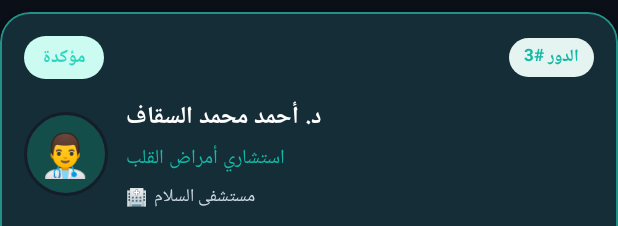
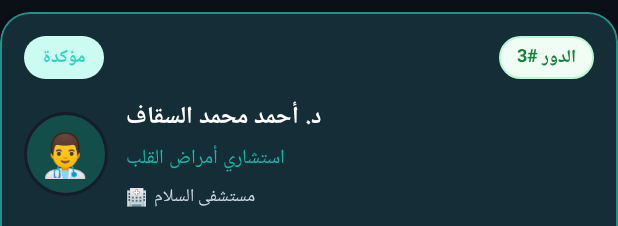
Before and after one commit to Alhaking1/medical-clinic-system, an Android app built with Jetpack Compose: the layout item_appointment_card.xml on its own in the app's theme, with its tools: preview values and no code run, on a phone screen of 412 x 824 dp. Shown: the top 226 px of the screen. Run offline under Robolectric (Android 15) with nearby library versions, the phone set to English and light mode, and no system bars; network calls fail.

Commit message:
style(ui): enhance appointment queue pill and time container styling

```diff
--- /dev/null
+++ b/apps/patient-app/app/src/main/res/drawable/bg_pill_queue_number.xml
@@ -0,0 +1,9 @@
+<?xml version="1.0" encoding="utf-8"?>
+<shape xmlns:android="http://schemas.android.com/apk/res/android"
+    android:shape="rectangle">
+    <corners android:radius="14dp" />
+    <solid android:color="#F0FDF4" />
+    <stroke
+        android:width="1dp"
+        android:color="#BBF7D0" />
+</shape>
--- /dev/null
+++ b/apps/patient-app/app/src/main/res/drawable/bg_time_pill_soft.xml
@@ -0,0 +1,9 @@
+<?xml version="1.0" encoding="utf-8"?>
+<shape xmlns:android="http://schemas.android.com/apk/res/android"
+    android:shape="rectangle">
+    <corners android:radius="14dp" />
+    <solid android:color="#F8FAFC" />
+    <stroke
+        android:width="1dp"
+        android:color="#E2E8F0" />
+</shape>
--- a/apps/patient-app/app/src/main/res/layout/item_appointment_card.xml
+++ b/apps/patient-app/app/src/main/res/layout/item_appointment_card.xml
@@ -67,15 +67,14 @@
                 android:id="@+id/tvApptQueueNumber"
                 android:layout_width="wrap_content"
                 android:layout_height="wrap_content"
-                android:background="@drawable/bg_tab_pill_active"
-                android:backgroundTint="#E6F4F1"
-                android:paddingStart="10dp"
-                android:paddingEnd="10dp"
-                android:paddingTop="3dp"
-                android:paddingBottom="3dp"
+                android:background="@drawable/bg_pill_queue_number"
+                android:paddingStart="12dp"
+                android:paddingEnd="12dp"
+                android:paddingTop="4dp"
+                android:paddingBottom="4dp"
                 android:text="الدور #3"
-                android:textColor="@color/brand_primary"
-                android:textSize="11sp"
+                android:textColor="#15803D"
+                android:textSize="12sp"
                 android:textStyle="bold" />
         </LinearLayout>
 
```
